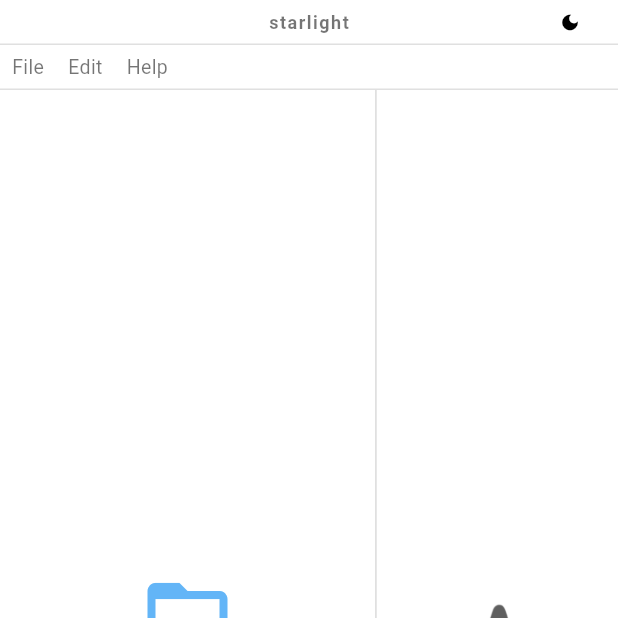
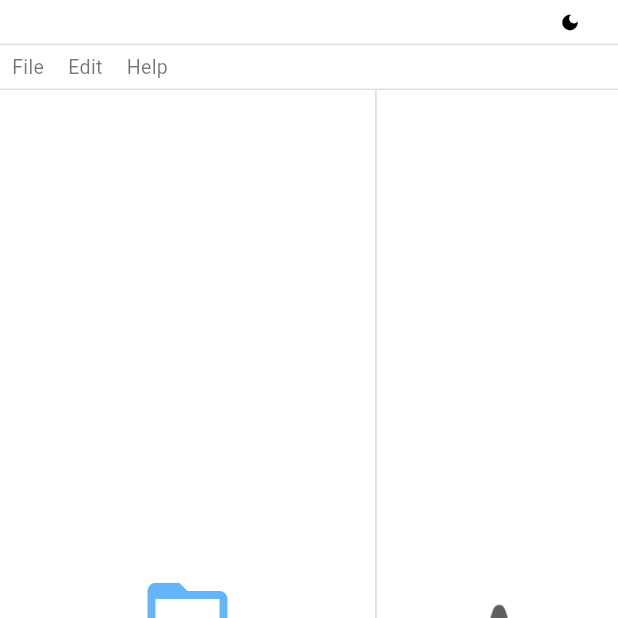
Before and after one commit to scarryaa/starlight, a Flutter app: the screen it shows after launch, on a phone screen of 412 x 824 dp, the top half of it. Run offline on Flutter 3.47's test engine with Material 3 defaults, Android fonts, the phone set to English and light mode, and no system bars; our stand-ins replace file_picker; missing offline and left inert: window_manager.

Commit message:
remove appbar title text

```diff
--- a/lib/screens/home_page.dart
+++ b/lib/screens/home_page.dart
@@ -101,12 +101,6 @@ class _MyHomePageState extends State<MyHomePage> {
           Positioned.fill(
             child: GestureDetector(
               onPanStart: (_) => windowManager.startDragging(),
-              child: Center(
-                child: Text(
-                  'starlight',
-                  style: Theme.of(context).appBarTheme.titleTextStyle,
-                ),
-              ),
             ),
           ),
           Row(
```
